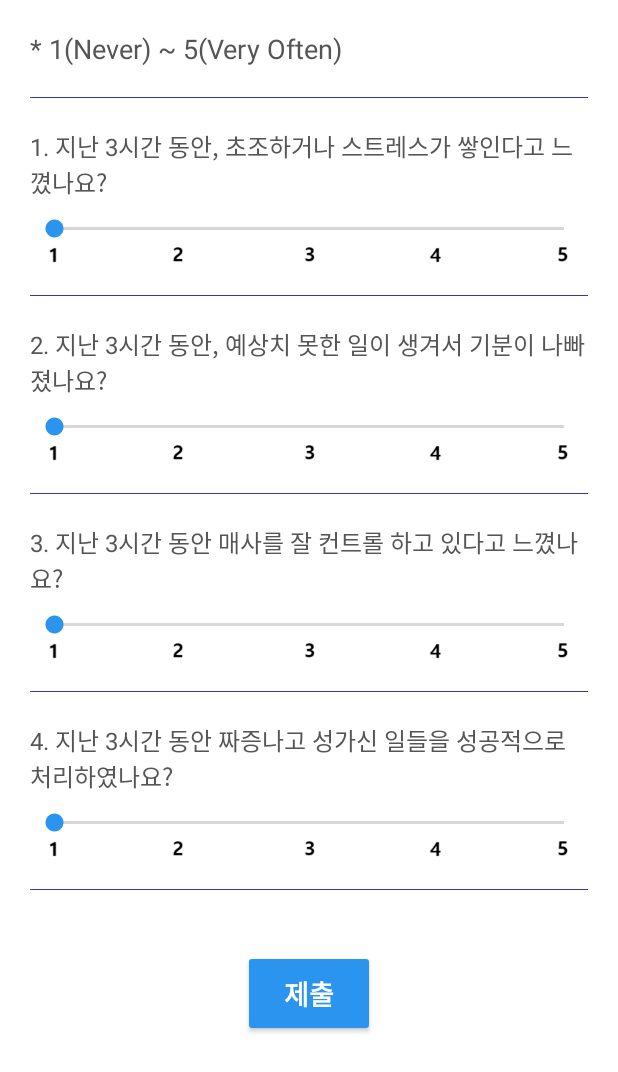
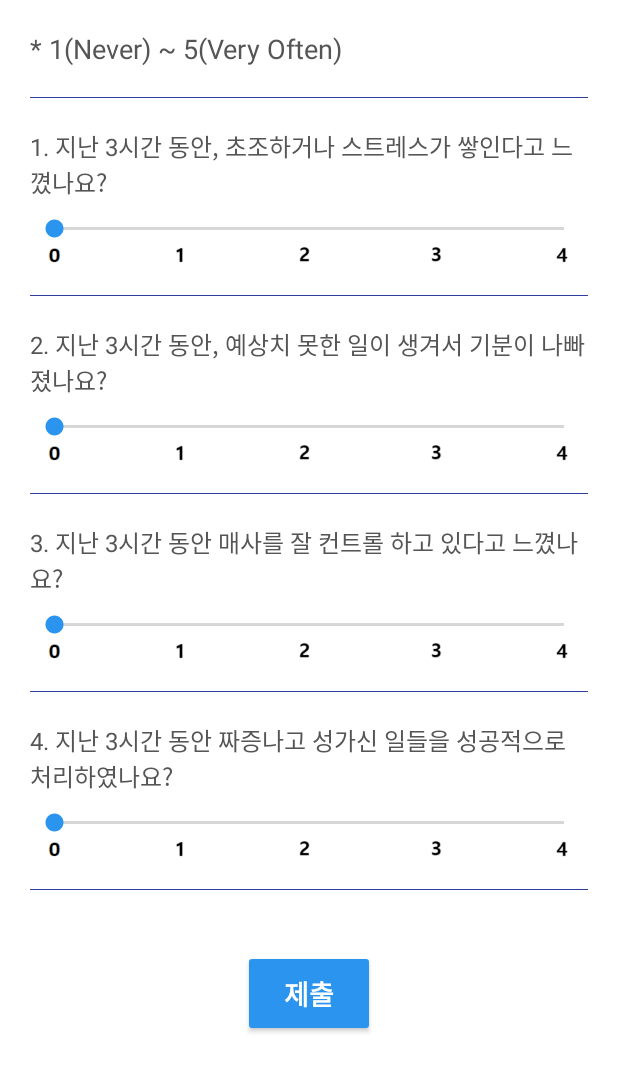
Before and after one commit to nnarziev/StressSensor, an Android app: the EMAActivity screen opened directly, with no data from a screen before it, after a tap on "제출", on a phone screen of 412 x 824 dp. Shown: the top 1072 px of the screen. Run offline under Robolectric (Android 15) with nearby library versions, the phone set to English and light mode, and no system bars; network calls fail; 1 statement that could not run was skipped.

Commit message:
EMA scales are changed from 1-5 to 0-4

```diff
--- a/app/src/main/java/kr/ac/inha/stress_sensor/EMAActivity.java
+++ b/app/src/main/java/kr/ac/inha/stress_sensor/EMAActivity.java
@@ -86,42 +86,42 @@ public class EMAActivity extends AppCompatActivity {
 
         long timestamp = System.currentTimeMillis();
 
-        int answer1 = seekBar1.getProgress() + 1;
-        int answer2 = seekBar2.getProgress() + 1;
-        int answer3 = 5;
-        int answer4 = 5;
-        switch (seekBar3.getProgress() + 1) {
+        int answer1 = seekBar1.getProgress();
+        int answer2 = seekBar2.getProgress();
+        int answer3 = 4;
+        int answer4 = 4;
+        switch (seekBar3.getProgress()) {
+            case 0:
+                answer3 = 4;
+                break;
             case 1:
-                answer3 = 5;
+                answer3 = 3;
                 break;
             case 2:
-                answer3 = 4;
+                answer3 = 2;
                 break;
             case 3:
-                answer3 = 3;
+                answer3 = 1;
                 break;
             case 4:
-                answer3 = 2;
-                break;
-            case 5:
-                answer3 = 1;
+                answer3 = 0;
                 break;
         }
-        switch (seekBar4.getProgress() + 1) {
+        switch (seekBar4.getProgress()) {
+            case 0:
+                answer4 = 4;
+                break;
             case 1:
-                answer4 = 5;
+                answer4 = 3;
                 break;
             case 2:
-                answer4 = 4;
+                answer4 = 2;
                 break;
             case 3:
-                answer4 = 3;
+                answer4 = 1;
                 break;
             case 4:
-                answer4 = 2;
-                break;
-            case 5:
-                answer4 = 1;
+                answer4 = 0;
                 break;
         }
 
--- a/app/src/main/res/layout/activity_ema.xml
+++ b/app/src/main/res/layout/activity_ema.xml
@@ -51,7 +51,7 @@
             android:layout_height="wrap_content"
             android:adjustViewBounds="true"
             android:scaleType="fitXY"
-            android:src="@drawable/seekbar_numbers1"
+            android:src="@drawable/seekbar_numbers"
             tools:ignore="ContentDescription" />
 
         <View
@@ -81,7 +81,7 @@
             android:layout_height="wrap_content"
             android:adjustViewBounds="true"
             android:scaleType="fitXY"
-            android:src="@drawable/seekbar_numbers1"
+            android:src="@drawable/seekbar_numbers"
             tools:ignore="ContentDescription" />
 
 
@@ -112,7 +112,7 @@
             android:layout_height="wrap_content"
             android:adjustViewBounds="true"
             android:scaleType="fitXY"
-            android:src="@drawable/seekbar_numbers1"
+            android:src="@drawable/seekbar_numbers"
             tools:ignore="ContentDescription" />
 
 
@@ -143,7 +143,7 @@
             android:layout_height="wrap_content"
             android:adjustViewBounds="true"
             android:scaleType="fitXY"
-            android:src="@drawable/seekbar_numbers1"
+            android:src="@drawable/seekbar_numbers"
             tools:ignore="ContentDescription" />
 
         <View
```
Also changed, not shown: app/src/main/res/drawable/seekbar_numbers.PNG (deleted), app/src/main/res/drawable/seekbar_numbers.png (added), app/src/main/res/drawable/seekbar_numbers1.png (deleted).
